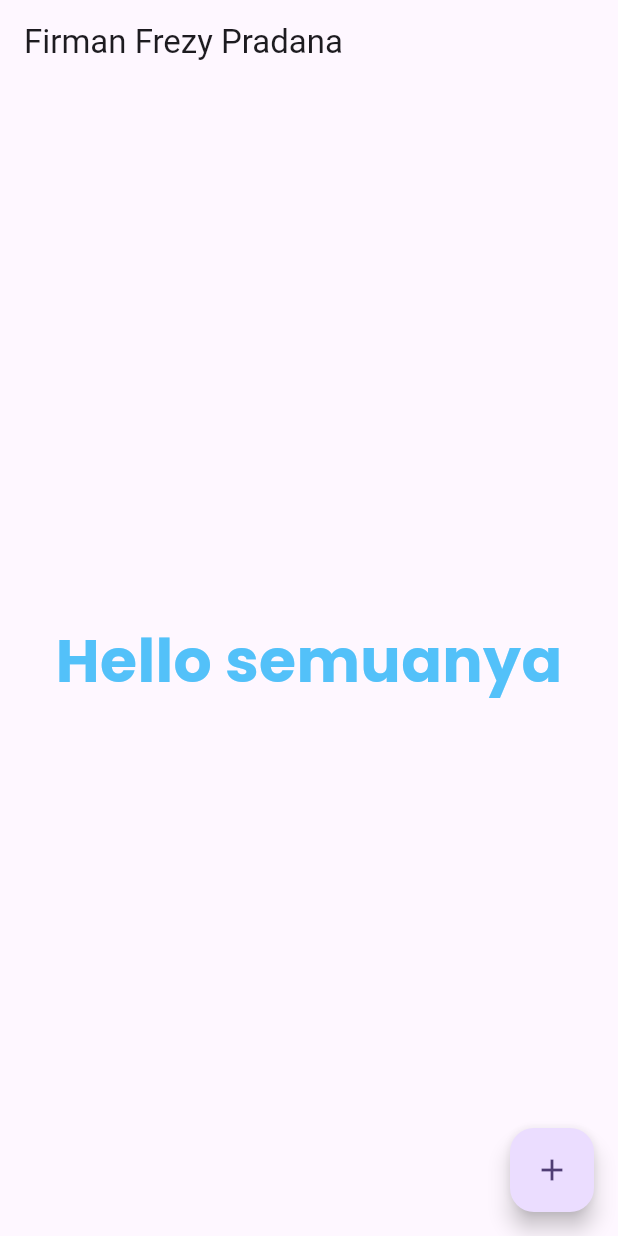
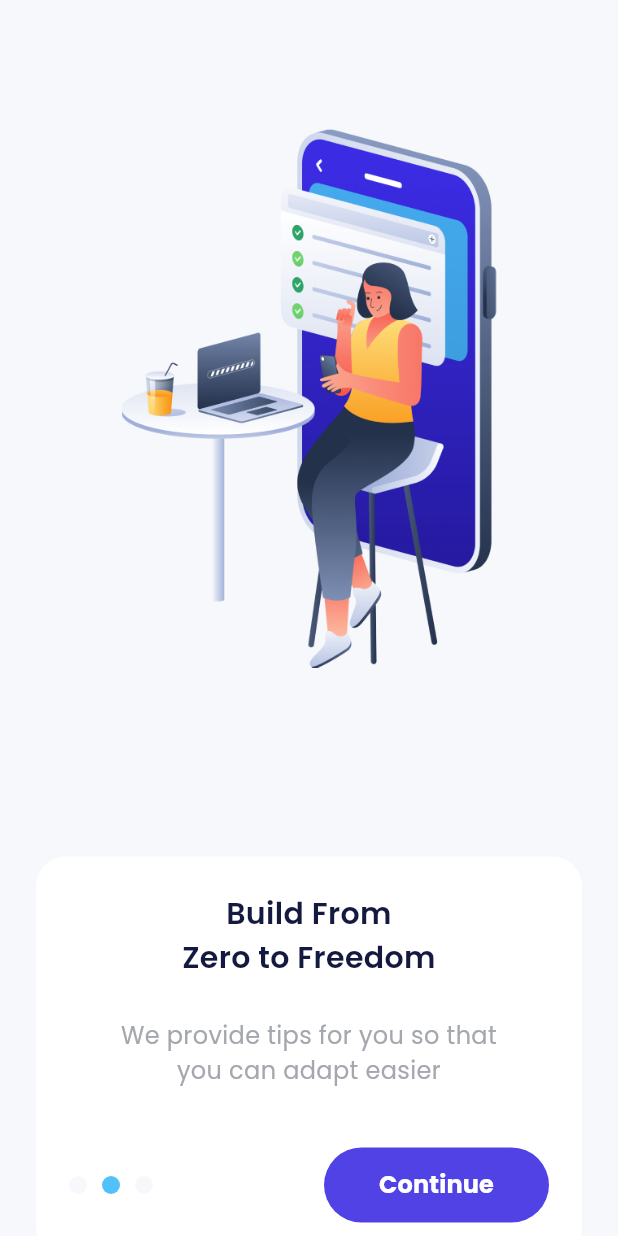
Before and after one commit to FirmanFrezyPradana/BANK_SHA, a Flutter app: the screen it shows after launch, on a phone screen of 412 x 824 dp. Run offline on Flutter 3.47's test engine with Material 3 defaults, Android fonts, the phone set to English and light mode, and no system bars; drawn by our look-alikes of carousel_slider; our stand-ins replace google_fonts.

Commit message:
2.slicing splash & onboarding page

```diff
--- a/lib/Shared/theme.dart
+++ b/lib/Shared/theme.dart
@@ -7,7 +7,7 @@ Color whiteColor = const Color(0xffFFFFFF);
 Color blackColor = const Color(0xff14193F);
 Color greyColor = const Color(0xffA4A8AE);
 Color lightBackgroundColor = const Color(0xffF6F8FB);
-Color darkBackground = const Color(0xff020518);
+Color darkBackgroundColor = const Color(0xff020518);
 Color blueColor = const Color(0xff53C1F9);
 Color purpleColor = const Color(0xff5142E6);
 Color greenColor = const Color(0xff22B07D);
--- /dev/null
+++ b/lib/Ui/Pages/onboarding_page.dart
@@ -0,0 +1,213 @@
+import 'package:bank_sha/Shared/theme.dart';
+import 'package:carousel_slider/carousel_slider.dart';
+import 'package:flutter/material.dart';
+
+class onboardingPage extends StatefulWidget {
+  const onboardingPage({super.key});
+
+  @override
+  State<onboardingPage> createState() => _onboardingPageState();
+}
+
+class _onboardingPageState extends State<onboardingPage> {
+  int currentIndex = 1;
+  CarouselSliderController carouselController = CarouselSliderController();
+
+  List<String> titles = [
+    'Grow Your\nFinancial Today',
+    'Build From\nZero to Freedom',
+    'Start Together'
+  ];
+  List<String> subtitles = [
+    'Our system is helping you to\nachieve a better goal',
+    'We provide tips for you so that\nyou can adapt easier',
+    'We will guide you to where\nyou wanted it too'
+  ];
+  Widget build(BuildContext context) {
+    return Scaffold(
+      backgroundColor: lightBackgroundColor,
+      body: Center(
+        child: Column(
+          children: [
+            CarouselSlider(
+              items: [
+                Image.asset(
+                  'assets/img_onboarding1.png',
+                  width: 250,
+                ),
+                Image.asset(
+                  'assets/img_onboarding2.png',
+                  width: 250,
+                ),
+                Image.asset(
+                  'assets/img_onboarding3.png',
+                  width: 300,
+                ),
+              ],
+              options: CarouselOptions(
+                height: 531,
+                viewportFraction: 1,
+                enableInfiniteScroll: false,
+                onPageChanged: (index, reason) {
+                  setState(
+                    () {
+                      currentIndex = index;
+                    },
+                  );
+                },
+              ),
+              carouselController: carouselController,
+            ),
+            const SizedBox(
+              height: 40,
+            ),
+            Container(
+              margin: const EdgeInsets.symmetric(
+                horizontal: 24,
+              ),
+              padding: EdgeInsets.symmetric(horizontal: 22, vertical: 24),
+              decoration: BoxDecoration(
+                color: whiteColor,
+                borderRadius: BorderRadius.circular(20),
+              ),
+              child: Column(
+                children: [
+                  Text(
+                    titles[currentIndex],
+                    style: blackTetxtStyle.copyWith(
+                        fontSize: 20, fontWeight: semiBold),
+                    textAlign: TextAlign.center,
+                  ),
+                  const SizedBox(
+                    height: 26,
+                  ),
+                  Text(
+                    subtitles[currentIndex],
+                    style: grayTetxtStyle.copyWith(
+                      fontSize: 16,
+                    ),
+                    textAlign: TextAlign.center,
+                  ),
+                  SizedBox(
+                    height: currentIndex == 2 ? 38 : 40,
+                  ),
+                  currentIndex == 2
+                      ? Column(
+                          children: [
+                            SizedBox(
+                              width: double.infinity,
+                              height: 50,
+                              child: TextButton(
+                                onPressed: () {
+                                  carouselController.nextPage();
+                                },
+                                style: TextButton.styleFrom(
+                                  backgroundColor: purpleColor,
+                                  shape: RoundedRectangleBorder(
+                                      borderRadius: BorderRadius.circular(
+                                    56,
+                                  )),
+                                ),
+                                child: Text(
+                                  'Get Started',
+                                  style: whiteTetxtStyle.copyWith(
+                                    fontSize: 16,
+                                    fontWeight: bold,
+                                  ),
+                                ),
+                              ),
+                            ),
+                            const SizedBox(
+                              height: 20,
+                            ),
+                            SizedBox(
+                              width: double.infinity,
+                              height: 50,
+                              child: TextButton(
+                                onPressed: () {},
+                                child: Text(
+                                  'Sign In',
+                                  style: grayTetxtStyle.copyWith(
+                                    fontSize: 16,
+                                  ),
+                                ),
+                              ),
+                            )
+                          ],
+                        )
+                      : Row(
+                          children: [
+                            Container(
+                              width: 12,
+                              height: 12,
+                              margin: const EdgeInsets.only(
+                                right: 10,
+                              ),
+                              decoration: BoxDecoration(
+                                shape: BoxShape.circle,
+                                color: currentIndex == 0
+                                    ? blueColor
+                                    : lightBackgroundColor,
+                              ),
+                            ),
+                            Container(
+                              width: 12,
+                              height: 12,
+                              margin: const EdgeInsets.only(
+                                right: 10,
+                              ),
+                              decoration: BoxDecoration(
+                                shape: BoxShape.circle,
+                                color: currentIndex == 1
+                                    ? blueColor
+                                    : lightBackgroundColor,
+                              ),
+                            ),
+                            Container(
+                              width: 12,
+                              height: 12,
+                              margin: const EdgeInsets.only(
+                                right: 10,
+                              ),
+                              decoration: BoxDecoration(
+                                shape: BoxShape.circle,
+                                color: currentIndex == 2
+                                    ? blueColor
+                                    : lightBackgroundColor,
+                              ),
+                            ),
+                            const Spacer(),
+                            SizedBox(
+                              width: 150,
+                              height: 50,
+                              child: TextButton(
+                                onPressed: () {
+                                  carouselController.nextPage();
+                                },
+                                style: TextButton.styleFrom(
+                                  backgroundColor: purpleColor,
+                                  shape: RoundedRectangleBorder(
+                                      borderRadius: BorderRadius.circular(
+                                    56,
+                                  )),
+                                ),
+                                child: Text(
+                                  'Continue',
+                                  style: whiteTetxtStyle.copyWith(
+                                    fontSize: 16,
+                                    fontWeight: bold,
+                                  ),
+                                ),
+                              ),
+                            )
+                          ],
+                        )
+                ],
+              ),
+            ),
+          ],
+        ),
+      ),
+    );
+  }
+}
--- /dev/null
+++ b/lib/Ui/Pages/splash_page.dart
@@ -0,0 +1,40 @@
+import 'dart:async';
+
+import 'package:bank_sha/Shared/theme.dart';
+import 'package:bank_sha/Ui/Pages/onboarding_page.dart';
+import 'package:flutter/material.dart';
+
+class SplashPage extends StatefulWidget {
+  const SplashPage({super.key});
+
+  @override
+  State<SplashPage> createState() => _SplashPageState();
+}
+
+class _SplashPageState extends State<SplashPage> {
+  @override
+  void initState() {
+    super.initState();
+    Timer(const Duration(seconds: 2), () {
+      Navigator.push(context,
+          MaterialPageRoute(builder: (context) => const onboardingPage()));
+    });
+  }
+  // context,MaterialPageRoute(Builder:(context)=>onBoardingPage())
+
+  Widget build(BuildContext context) {
+    return Scaffold(
+      backgroundColor: darkBackgroundColor,
+      body: Center(
+        child: Container(
+          width: 155,
+          height: 50,
+          decoration: BoxDecoration(
+              image: DecorationImage(
+            image: AssetImage('assets/img_logo_dark.png'),
+          )),
+        ),
+      ),
+    );
+  }
+}
--- a/lib/main.dart
+++ b/lib/main.dart
@@ -1,98 +1,17 @@
-import 'package:bank_sha/Shared/theme.dart';
+import 'package:bank_sha/Ui/Pages/splash_page.dart';
 import 'package:flutter/material.dart';
 
-void main() {
-  runApp(const MyApp());
-}
+void main() => runApp(const MyApp());
 
 class MyApp extends StatelessWidget {
   const MyApp({super.key});
 
-  // This widget is the root of your application.
   @override
   Widget build(BuildContext context) {
     return MaterialApp(
-      title: 'Flutter Demo',
-      theme: ThemeData(
-        // This is the theme of your application.
-        //
-        // TRY THIS: Try running your application with "flutter run". You'll see
-        // the application has a purple toolbar. Then, without quitting the app,
-        // try changing the seedColor in the colorScheme below to Colors.green
-        // and then invoke "hot reload" (save your changes or press the "hot
-        // reload" button in a Flutter-supported IDE, or press "r" if you used
-        // the command line to start the app).
-        //
-        // Notice that the counter didn't reset back to zero; the application
-        // state is not lost during the reload. To reset the state, use hot
-        // restart instead.
-        //
-        // This works for code too, not just values: Most code changes can be
-        // tested with just a hot reload.
-        colorScheme: ColorScheme.fromSeed(seedColor: Colors.deepPurple),
-        useMaterial3: true,
-      ),
-      home: const MyHomePage(title: 'Firman Frezy Pradana'),
+      debugShowCheckedModeBanner:
+          false, //digunakan untuk menghilangkan baner di kiri pojok
+      home: SplashPage(),
     );
   }
 }
-
-class MyHomePage extends StatefulWidget {
-  const MyHomePage({super.key, required this.title});
-
-  // This widget is the home page of your application. It is stateful, meaning
-  // that it has a State object (defined below) that contains fields that affect
-  // how it looks.
-
-  // This class is the configuration for the state. It holds the values (in this
-  // case the title) provided by the parent (in this case the App widget) and
-  // used by the build method of the State. Fields in a Widget subclass are
-  // always marked "final".
-
-  final String title;
-
-  @override
-  State<MyHomePage> createState() => _MyHomePageState();
-}
-
-class _MyHomePageState extends State<MyHomePage> {
-  int _counter = 0;
-
-  void _incrementCounter() {
-    setState(() {
-      // This call to setState tells the Flutter framework that something has
-      // changed in this State, which causes it to rerun the build method below
-      // so that the display can reflect the updated values. If we changed
-      // _counter without calling setState(), then the build method would not be
-      // called again, and so nothing would appear to happen.
-      _counter++;
-    });
-  }
-
-  @override
-  Widget build(BuildContext context) {
-    // This method is rerun every time setState is called, for instance as done
-    // by the _incrementCounter method above.
-    //
-    // The Flutter framework has been optimized to make rerunning build methods
-    // fast, so that you can just rebuild anything that needs updating rather
-    // than having to individually change instances of widgets.
-    return Scaffold(
-      appBar: AppBar(
-        title: Text(widget.title),
-      ),
-      body: Center(
-        child: Text(
-          "Hello semuanya",
-          style: blackTetxtStyle.copyWith(
-              fontSize: 40, fontWeight: bold, color: blueColor),
-        ),
-      ),
-      floatingActionButton: FloatingActionButton(
-        onPressed: _incrementCounter,
-        tooltip: 'Increment',
-        child: const Icon(Icons.add),
-      ), // This trailing comma makes auto-formatting nicer for build methods.
-    );
-  }
-}
--- a/pubspec.yaml
+++ b/pubspec.yaml
@@ -35,6 +35,7 @@ dependencies:
   # Use with the CupertinoIcons class for iOS style icons.
   cupertino_icons: ^1.0.8
   google_fonts: ^6.2.1
+  carousel_slider: ^5.0.0
 
 dev_dependencies:
   flutter_test:
```
Also changed, not shown: pubspec.lock.
